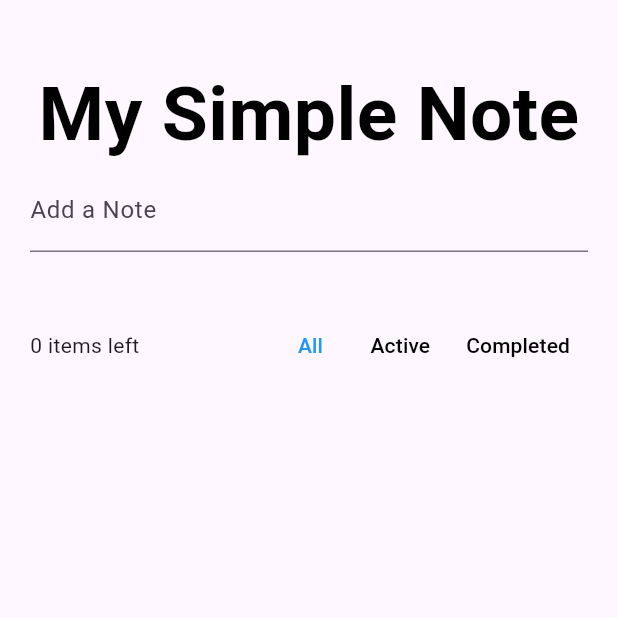
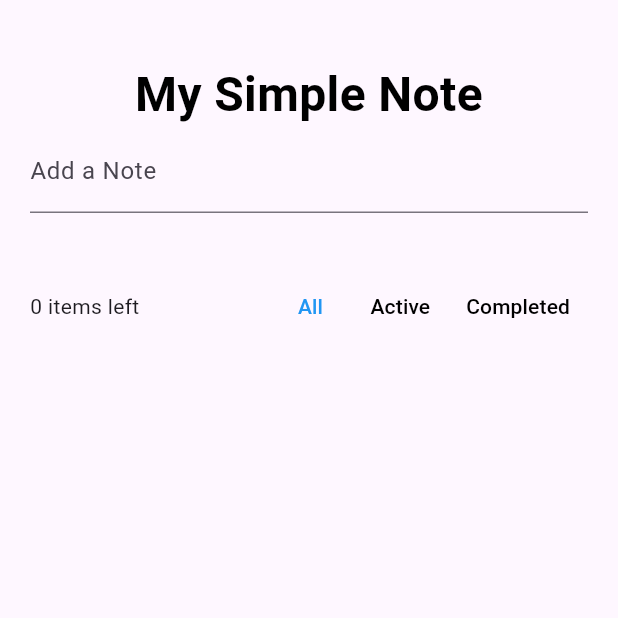
Before and after one commit to BUDDGUN92/MySimpleNote, a Flutter app: the screen it shows after launch, on a phone screen of 412 x 824 dp, the top half of it. Run offline on Flutter 3.47's test engine with Material 3 defaults, Android fonts, the phone set to English and light mode, and no system bars; our stand-ins replace flutter_hooks, flutter_riverpod, hooks_riverpod, riverpod_annotation, sqflite; accounts and stored records are empty; generated files the repository leaves out were written again; Roboto replaces fonts that are missing (Helvetica Neue).

Commit message:
Decresed App Title font size

````diff
--- a/lib/presentation/title_widget.dart
+++ b/lib/presentation/title_widget.dart
@@ -1,17 +1,3 @@
-/// A widget that displays the application title "My Simple Note".
-///
-/// This widget creates a centered text display with specific styling:
-/// - Black color (ARGB: 255, 0, 0, 0)
-/// - Font size of 50
-/// - Bold font weight
-/// - Helvetica Neue font family
-///
-/// Used as the header or title component in the application.
-///
-/// Example:
-/// ```dart
-/// TitleWidget()
-/// ```
 import 'package:flutter/material.dart';
 
 class TitleWidget extends StatelessWidget {
@@ -24,7 +10,7 @@ class TitleWidget extends StatelessWidget {
       textAlign: TextAlign.center,
       style: TextStyle(
         color: Color.fromARGB(255, 0, 0, 0),
-        fontSize: 50,
+        fontSize: 32,
         fontWeight: FontWeight.bold,
         fontFamily: 'Helvetica Neue',
       ),
````
